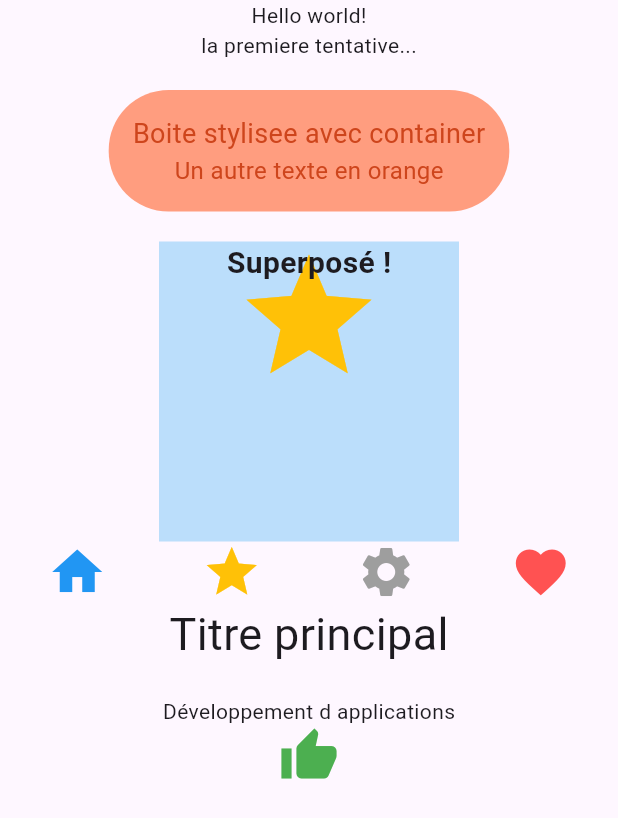
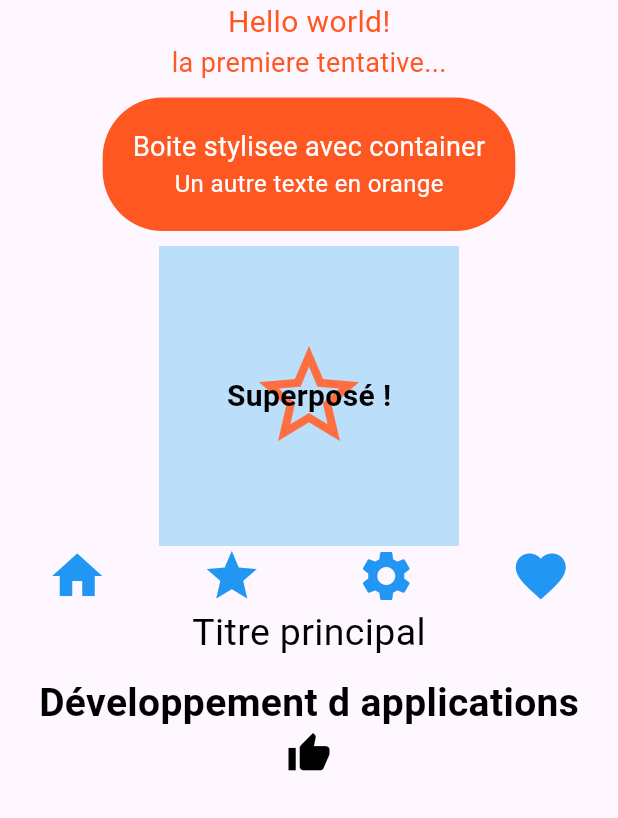
Before and after one commit to zakariadjellouli/flutter_app_widgets_base, a Flutter app: the screen it shows after launch, on a phone screen of 412 x 824 dp. Shown: the top 818 px of the screen. Run offline on Flutter 3.47's test engine with Material 3 defaults, Android fonts, the phone set to English and light mode, and no system bars.

Commit message:
Etape 7 : personnalisation de l'interface

```diff
--- a/lib/main.dart
+++ b/lib/main.dart
@@ -14,42 +14,50 @@ class MainApp extends StatelessWidget {
         body: Center(
           child: Column(
             children: [
-              Text('Hello world!'),
-              Text('la premiere tentative...'),
+              Text(
+                'Hello world!',
+                style: TextStyle(fontSize: 20, color: Colors.deepOrange),
+              ),
+              Text(
+                'la premiere tentative...',
+                style: TextStyle(fontSize: 18, color: Colors.deepOrange),
+              ),
               Container(
-                margin: EdgeInsets.all(20),
-                padding: EdgeInsets.all(16),
+                margin: EdgeInsets.symmetric(horizontal: 40, vertical: 10),
+                padding: EdgeInsets.all(20),
                 decoration: BoxDecoration(
-                  color: Color.fromARGB(255, 255, 157, 127),
+                  color: Colors.deepOrange,
                   borderRadius: BorderRadius.circular(40),
                 ),
                 child: Column(
                   children: [
                     Text(
                       'Boite stylisee avec container',
-                      style: TextStyle(
-                        color: Color.fromARGB(255, 206, 69, 28),
-                        fontSize: 18,
-                      ),
+                      style: TextStyle(color: Colors.white, fontSize: 18),
                     ),
                     Text(
                       'Un autre texte en orange',
-                      style: TextStyle(
-                        color: Color.fromARGB(255, 206, 69, 28),
-                        fontSize: 16,
-                      ),
+                      style: TextStyle(color: Colors.white, fontSize: 16),
                     ),
                   ],
                 ),
               ),
               Stack(
-                alignment: Alignment.topCenter,
+                alignment: Alignment.center,
                 children: [
                   Container(width: 200, height: 200, color: Colors.blue[100]),
-                  Icon(Icons.star, size: 100, color: Colors.amber),
+                  Icon(
+                    Icons.star_border,
+                    size: 80,
+                    color: Colors.deepOrangeAccent,
+                  ),
                   Text(
                     'Superposé !',
-                    style: TextStyle(fontSize: 20, fontWeight: FontWeight.bold),
+                    style: TextStyle(
+                      fontSize: 20,
+                      fontWeight: FontWeight.bold,
+                      color: Colors.black,
+                    ),
                   ),
                 ],
               ),
@@ -58,19 +66,29 @@ class MainApp extends StatelessWidget {
                 crossAxisAlignment: CrossAxisAlignment.center,
                 children: [
                   Icon(Icons.home, color: Colors.blue, size: 40),
-                  Icon(Icons.star, color: Colors.amber, size: 40),
-                  Icon(Icons.settings, color: Colors.grey, size: 40),
-                  Icon(Icons.favorite, color: Colors.redAccent, size: 40),
+                  Icon(Icons.star, color: Colors.blue, size: 40),
+                  Icon(Icons.settings, color: Colors.blue, size: 40),
+                  Icon(Icons.favorite, color: Colors.blue, size: 40),
                 ],
               ),
               Column(
                 mainAxisAlignment: MainAxisAlignment.center,
                 crossAxisAlignment: CrossAxisAlignment.center,
                 children: [
-                  Text('Titre principal', style: TextStyle(fontSize: 30)),
-                  SizedBox(height: 20),
-                  Text('Développement d applications'),
-                  Icon(Icons.thumb_up, color: Colors.green, size: 40),
+                  Text(
+                    'Titre principal',
+                    style: TextStyle(fontSize: 25, color: Colors.black),
+                  ),
+                  SizedBox(height: 10),
+                  Text(
+                    'Développement d applications',
+                    style: TextStyle(
+                      fontSize: 26,
+                      color: Colors.black,
+                      fontWeight: FontWeight.bold,
+                    ),
+                  ),
+                  Icon(Icons.thumb_up, color: Colors.black, size: 30),
                 ],
               ),
             ],
```
